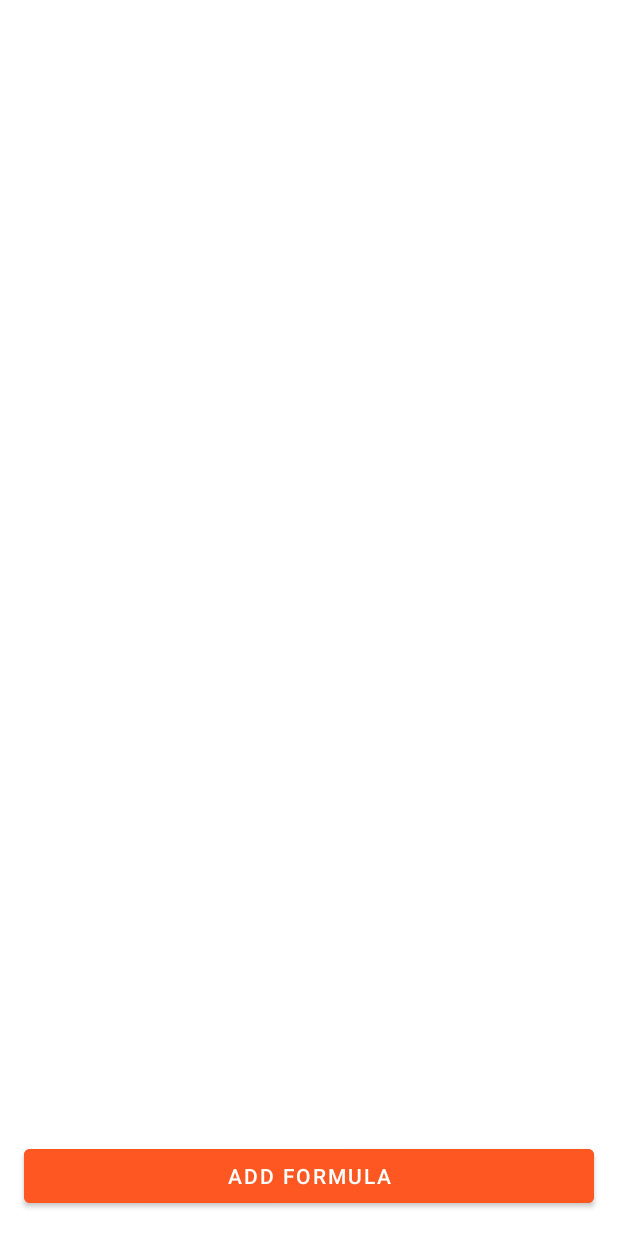
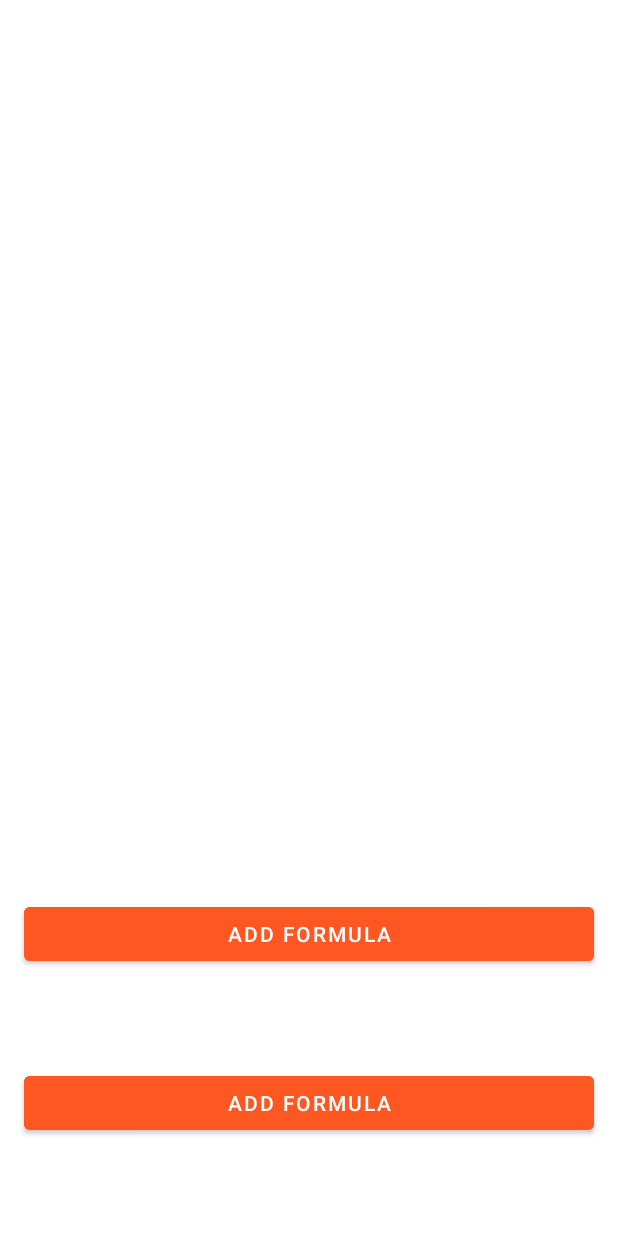
Before and after one commit to ElaheAmeri/PotteryWorkshop, an Android app: the layout fragment_add_formula.xml on its own in the app's theme, with its tools: preview values and no code run, on a phone screen of 412 x 824 dp. Run offline under Robolectric (Android 15) with nearby library versions, the phone set to English and light mode, and no system bars.

Commit message:
add dialogFragment

```diff
--- a/app/src/main/res/layout/fragment_add_formula.xml
+++ b/app/src/main/res/layout/fragment_add_formula.xml
@@ -7,18 +7,31 @@
     tools:context=".ui.AddFurmolFragment">
 
 
-
     <Button
         android:id="@+id/btnAddFormula"
         android:layout_width="match_parent"
         android:layout_height="wrap_content"
         android:layout_margin="16dp"
+        android:backgroundTint="@color/orange"
         android:text="Add Formula"
-        android:backgroundTint="@color/orange"
         app:layout_constraintBottom_toBottomOf="parent"
         app:layout_constraintEnd_toEndOf="parent"
-        app:layout_constraintStart_toStartOf="parent" />
+        app:layout_constraintHorizontal_bias="0.843"
+        app:layout_constraintStart_toStartOf="parent"
+        app:layout_constraintTop_toTopOf="parent"
+        app:layout_constraintVertical_bias="0.783" />
 
+    <Button
+        android:id="@+id/btnConfirm"
+        android:layout_width="match_parent"
+        android:layout_height="wrap_content"
+        android:layout_margin="16dp"
+        android:backgroundTint="@color/orange"
+        android:text="Add Formula"
+        app:layout_constraintBottom_toBottomOf="parent"
+        app:layout_constraintEnd_toEndOf="parent"
+        app:layout_constraintStart_toStartOf="parent"
+        app:layout_constraintTop_toBottomOf="@+id/btnAddFormula" />
 
     <androidx.recyclerview.widget.RecyclerView
         android:layout_width="match_parent"
```
Also changed, not shown: app/src/main/java/com/example/potteryworkshop/ui/AddFurmolFragment.kt (+8 -2 lines), app/src/main/java/com/example/potteryworkshop/ui/CustomDialogFragment.kt (added, +44 -0 lines).
